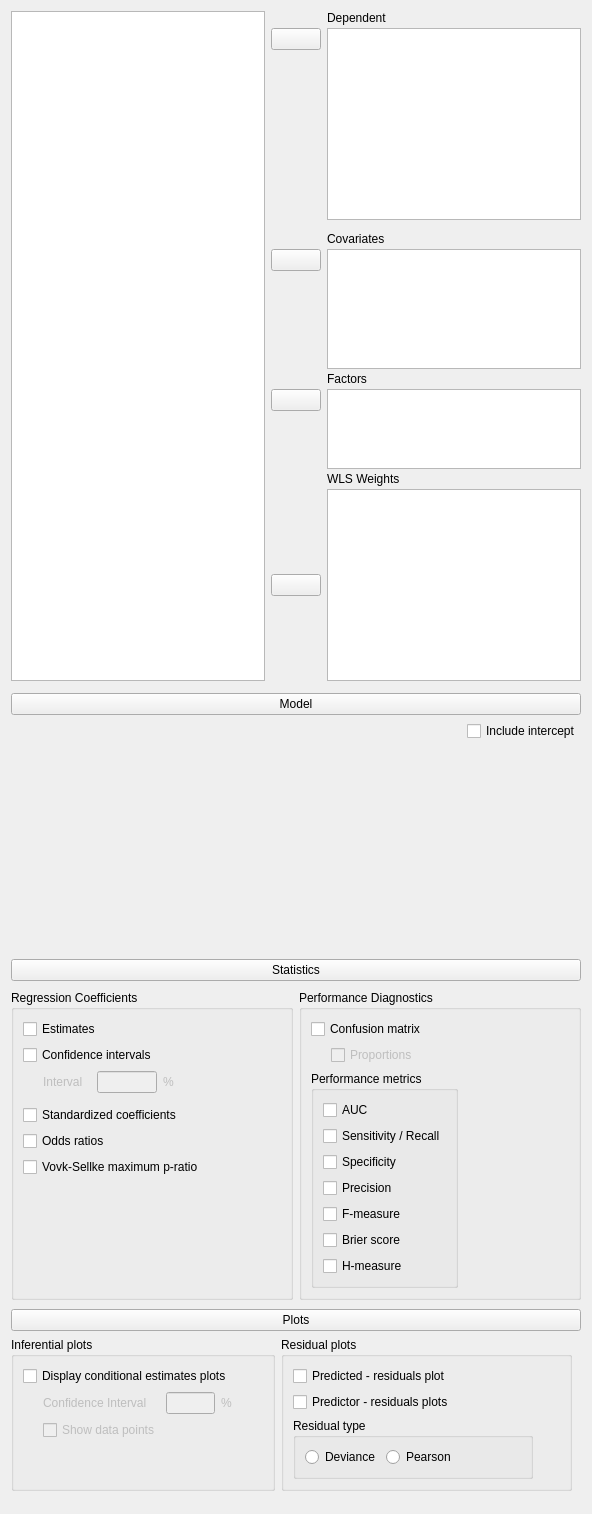
Qt form JASP-Desktop/analysisforms/regressionlogisticform.ui (jasp-stats/jasp-desktop) before a commit.
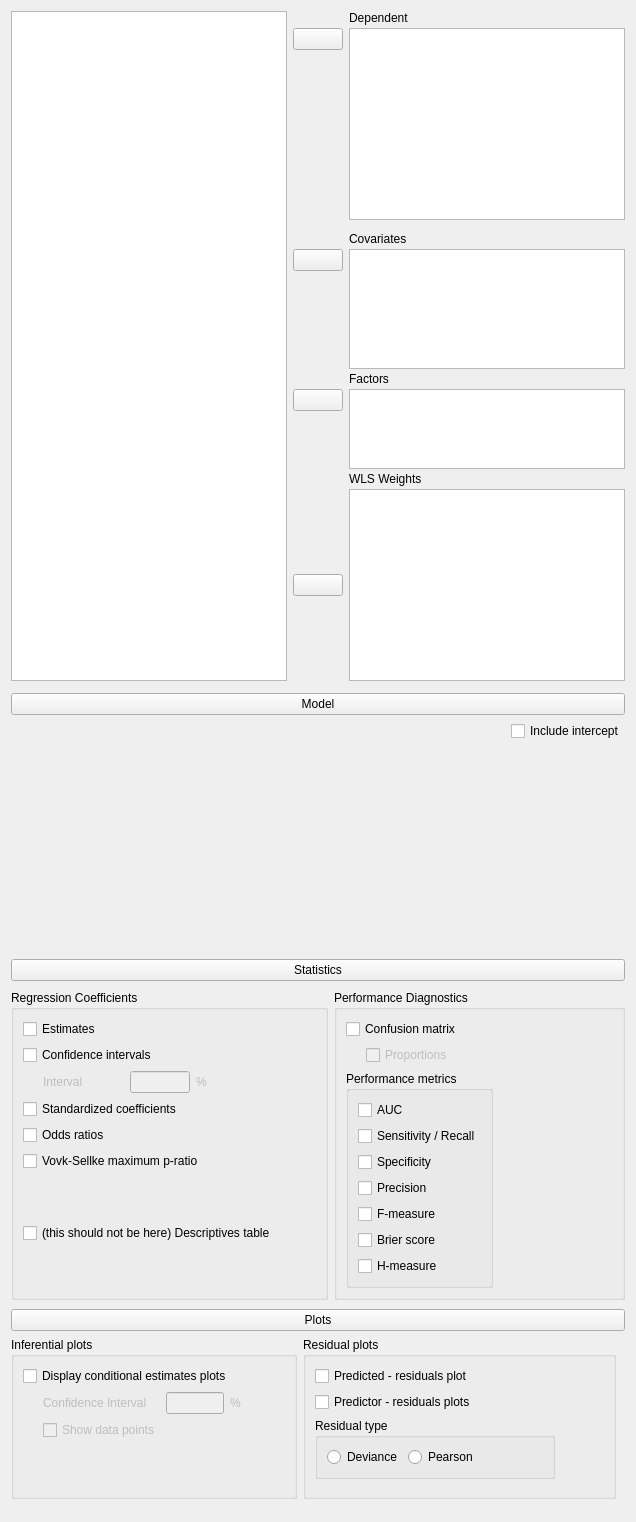
The same form after that commit. Custom widgets are drawn as their Qt base class.

Commit message:
Add descriptive (contingency)
Assumption check. Alpha

```diff
--- a/JASP-Desktop/analysisforms/regressionlogisticform.ui
+++ b/JASP-Desktop/analysisforms/regressionlogisticform.ui
@@ -6,8 +6,8 @@
    <rect>
     <x>0</x>
     <y>0</y>
-    <width>592</width>
-    <height>1450</height>
+    <width>636</width>
+    <height>1522</height>
    </rect>
   </property>
   <property name="sizePolicy">
@@ -500,7 +500,34 @@
             <string>Regression Coefficients</string>
            </property>
            <layout class="QGridLayout" name="gridLayout_5">
-            <item row="2" column="1" colspan="2">
+            <item row="0" column="0">
+             <widget class="BoundCheckBox" name="coeffEstimates">
+              <property name="text">
+               <string>Estimates</string>
+              </property>
+             </widget>
+            </item>
+            <item row="0" column="1">
+             <spacer name="horizontalSpacer_3">
+              <property name="orientation">
+               <enum>Qt::Horizontal</enum>
+              </property>
+              <property name="sizeHint" stdset="0">
+               <size>
+                <width>40</width>
+                <height>20</height>
+               </size>
+              </property>
+             </spacer>
+            </item>
+            <item row="1" column="0">
+             <widget class="BoundCheckBox" name="coeffCI">
+              <property name="text">
+               <string>Confidence intervals</string>
+              </property>
+             </widget>
+            </item>
+            <item row="2" column="0">
              <widget class="QWidget" name="panelConfidenceInterval" native="true">
               <property name="enabled">
                <bool>false</bool>
@@ -545,35 +572,21 @@
               </layout>
              </widget>
             </item>
-            <item row="0" column="1">
-             <widget class="BoundCheckBox" name="coeffEstimates">
-              <property name="text">
-               <string>Estimates</string>
-              </property>
-             </widget>
-            </item>
-            <item row="4" column="1" colspan="2">
+            <item row="3" column="0">
              <widget class="BoundCheckBox" name="stdCoeff">
               <property name="text">
                <string>Standardized coefficients</string>
               </property>
              </widget>
             </item>
-            <item row="1" column="1" colspan="2">
-             <widget class="BoundCheckBox" name="coeffCI">
-              <property name="text">
-               <string>Confidence intervals</string>
-              </property>
-             </widget>
-            </item>
-            <item row="5" column="1">
+            <item row="4" column="0">
              <widget class="BoundCheckBox" name="oddsRatios">
               <property name="text">
                <string>Odds ratios</string>
               </property>
              </widget>
             </item>
-            <item row="6" column="1">
+            <item row="5" column="0">
              <widget class="BoundCheckBox" name="VovkSellkeMPR">
               <property name="sizePolicy">
                <sizepolicy hsizetype="Fixed" vsizetype="Fixed">
@@ -586,20 +599,7 @@
               </property>
              </widget>
             </item>
-            <item row="0" column="3" rowspan="8">
-             <spacer name="horizontalSpacer_3">
-              <property name="orientation">
-               <enum>Qt::Horizontal</enum>
-              </property>
-              <property name="sizeHint" stdset="0">
-               <size>
-                <width>40</width>
-                <height>20</height>
-               </size>
-              </property>
-             </spacer>
-            </item>
-            <item row="7" column="1" colspan="2">
+            <item row="6" column="0">
              <spacer name="verticalSpacer_4">
               <property name="orientation">
                <enum>Qt::Vertical</enum>
@@ -612,6 +612,32 @@
               </property>
              </spacer>
             </item>
+            <item row="7" column="0">
+             <widget class="BoundCheckBox" name="descriptivesTableOpt">
+              <property name="sizePolicy">
+               <sizepolicy hsizetype="Fixed" vsizetype="Fixed">
+                <horstretch>0</horstretch>
+                <verstretch>0</verstretch>
+               </sizepolicy>
+              </property>
+              <property name="text">
+               <string>(this should not be here) Descriptives table</string>
+              </property>
+             </widget>
+            </item>
+            <item row="8" column="0">
+             <spacer name="verticalSpacer_9">
+              <property name="orientation">
+               <enum>Qt::Vertical</enum>
+              </property>
+              <property name="sizeHint" stdset="0">
+               <size>
+                <width>20</width>
+                <height>40</height>
+               </size>
+              </property>
+             </spacer>
+            </item>
            </layout>
           </widget>
          </item>
@@ -1064,6 +1090,12 @@
    <extends>QLineEdit</extends>
    <header>widgets/boundtextbox.h</header>
   </customwidget>
+  <customwidget>
+   <class>BoundGroupBox</class>
+   <extends>QGroupBox</extends>
+   <header>widgets/boundgroupbox.h</header>
+   <container>1</container>
+  </customwidget>
   <customwidget>
    <class>ExpanderButton</class>
    <extends>QPushButton</extends>
@@ -1090,12 +1122,6 @@
    <header>widgets/anovamodelwidget.h</header>
    <container>1</container>
   </customwidget>
-  <customwidget>
-   <class>BoundGroupBox</class>
-   <extends>QGroupBox</extends>
-   <header>widgets/boundgroupbox.h</header>
-   <container>1</container>
-  </customwidget>
  </customwidgets>
  <tabstops>
   <tabstop>listAvailableFields</tabstop>
```
The commit also changes 3 other files.
